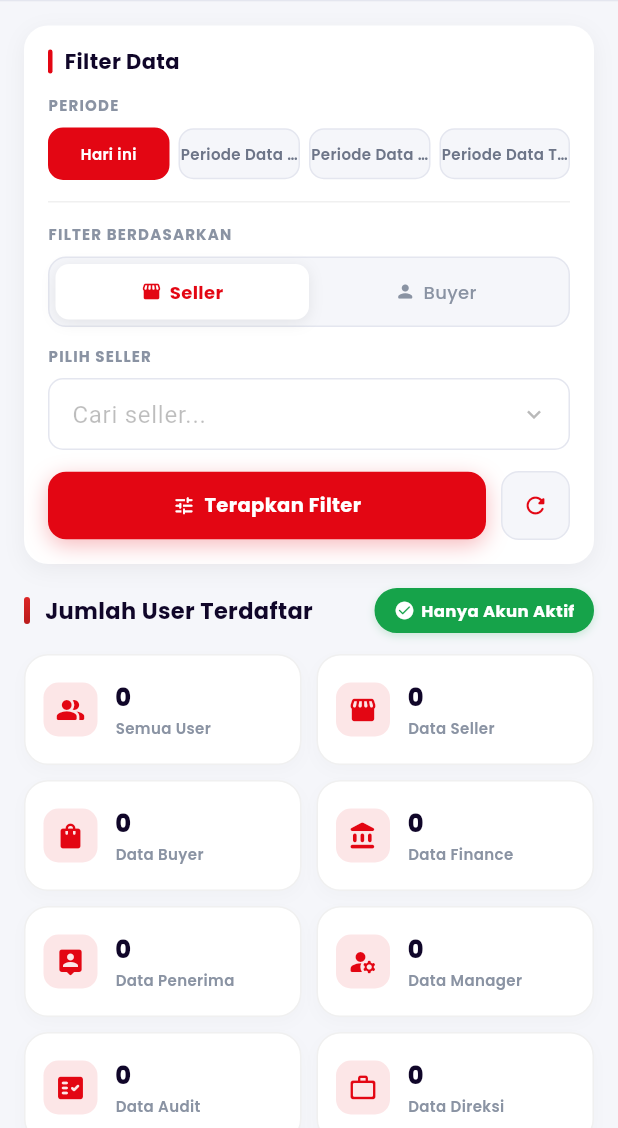
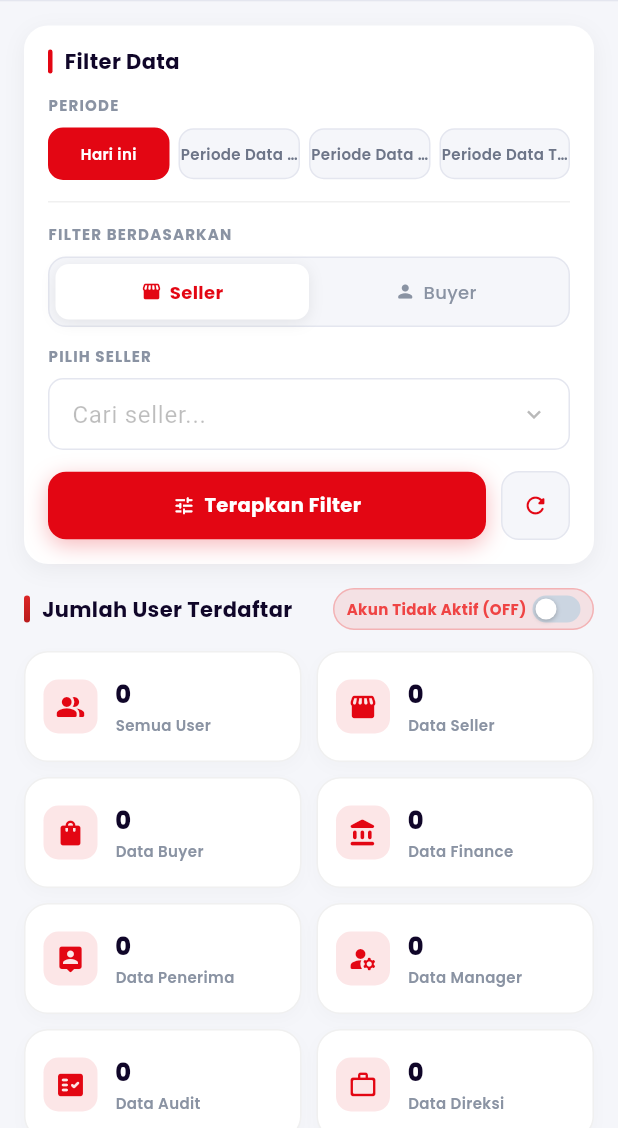
Before and after one commit to BayuFirmansyah00/M-Speed, a Flutter app: the HomeAdminView screen opened directly, on a phone screen of 412 x 824 dp, the part 108-1236 px from its top. Run offline on Flutter 3.47's test engine with Material 3 defaults, Android fonts, the phone set to English and light mode, and no system bars; drawn by our look-alikes of dropdown_search; our stand-ins replace auto_size_text, cached_network_image, carousel_slider, device_info_plus, dio, dotted_line and 32 more; missing offline and left inert: dynamic_height_grid_view, excel, flutter_downloader, flutter_pdfview, flutter_signature_pad, google_maps_flutter_android and 5 more; accounts and stored records are empty; network calls fail; statements that could not run were skipped.

Commit message:
update dashboard admin

```diff
--- a/lib/main.dart
+++ b/lib/main.dart
@@ -433,7 +433,6 @@ class MyApp extends StatelessWidget {
             ],
             child: MaterialApp(
               title: 'M-Speed',
-              restorationScopeId: 'root',
               localizationsDelegates: context.localizationDelegates,
               supportedLocales: context.supportedLocales,
               locale: context.locale,
--- a/lib/src/admin/home/view/home_admin_view.dart
+++ b/lib/src/admin/home/view/home_admin_view.dart
@@ -342,43 +342,82 @@ class _HomeSellerViewState extends BaseState<HomeAdminView> {
                     borderRadius: BorderRadius.circular(4),
                   ),
                 ),
-                const SizedBox(width: 10),
-                const Text(
-                  'Jumlah User Terdaftar',
-                  style: TextStyle(
-                    fontSize: 15,
-                    fontWeight: FontWeight.w700,
-                    color: Color(0xff100629),
-                  ),
-                ),
-                const Spacer(),
+                const SizedBox(width: 8),
+                const Expanded(
+                  child: Text(
+                    'Jumlah User Terdaftar',
+                    maxLines: 1,
+                    overflow: TextOverflow.ellipsis,
+                    style: TextStyle(
+                      fontSize: 14,
+                      fontWeight: FontWeight.w700,
+                      color: Color(0xff100629),
+                    ),
+                  ),
+                ),
+                const SizedBox(width: 6),
                 GestureDetector(
                   onTap: () {
-                    p.filterActiveOnly = !p.filterActiveOnly;
-                    p.fetchHome(withLoading: true);
+                    p.toggleFilterActiveOnly();
                   },
                   child: Container(
-                    padding: const EdgeInsets.symmetric(horizontal: 12, vertical: 6),
+                    padding: const EdgeInsets.symmetric(horizontal: 8, vertical: 4),
                     decoration: BoxDecoration(
-                      color: p.filterActiveOnly ? const Color(0xff16A34A) : Colors.white,
-                      border: Border.all(color: p.filterActiveOnly ? const Color(0xff16A34A) : const Color(0xffE2E8F0)),
+                      color: p.filterActiveOnly
+                          ? const Color(0xff16A34A).withValues(alpha: 0.12)
+                          : const Color(0xffEF4444).withValues(alpha: 0.12),
                       borderRadius: BorderRadius.circular(20),
-                      boxShadow: p.filterActiveOnly ? [BoxShadow(color: const Color(0xff16A34A).withOpacity(0.2), blurRadius: 4, offset: const Offset(0, 2))] : null,
+                      border: Border.all(
+                        color: p.filterActiveOnly
+                            ? const Color(0xff16A34A).withValues(alpha: 0.3)
+                            : const Color(0xffEF4444).withValues(alpha: 0.3),
+                      ),
                     ),
                     child: Row(
+                      mainAxisSize: MainAxisSize.min,
                       children: [
-                        Icon(
-                          p.filterActiveOnly ? Icons.check_circle_rounded : Icons.radio_button_unchecked_rounded,
-                          size: 14,
-                          color: p.filterActiveOnly ? Colors.white : const Color(0xff64748B),
+                        Text(
+                          p.filterActiveOnly ? 'Akun Aktif (ON)' : 'Akun Tidak Aktif (OFF)',
+                          style: TextStyle(
+                            fontSize: 10,
+                            fontWeight: FontWeight.w700,
+                            color: p.filterActiveOnly
+                                ? const Color(0xff16A34A)
+                                : const Color(0xffEF4444),
+                          ),
                         ),
                         const SizedBox(width: 4),
-                        Text(
-                          'Hanya Akun Aktif',
-                          style: TextStyle(
-                            fontSize: 11,
-                            fontWeight: FontWeight.w700,
-                            color: p.filterActiveOnly ? Colors.white : const Color(0xff64748B),
+                        AnimatedContainer(
+                          duration: const Duration(milliseconds: 200),
+                          width: 32,
+                          height: 18,
+                          padding: const EdgeInsets.all(2),
+                          decoration: BoxDecoration(
+                            borderRadius: BorderRadius.circular(10),
+                            color: p.filterActiveOnly
+                                ? const Color(0xff16A34A)
+                                : const Color(0xffCBD5E1),
+                          ),
+                          child: AnimatedAlign(
+                            duration: const Duration(milliseconds: 200),
+                            alignment: p.filterActiveOnly
+                                ? Alignment.centerRight
+                                : Alignment.centerLeft,
+                            child: Container(
+                              width: 14,
+                              height: 14,
+                              decoration: const BoxDecoration(
+                                shape: BoxShape.circle,
+                                color: Colors.white,
+                                boxShadow: [
+                                  BoxShadow(
+                                    color: Colors.black26,
+                                    blurRadius: 2,
+                                    offset: Offset(0, 1),
+                                  ),
+                                ],
+                              ),
+                            ),
                           ),
                         ),
                       ],
@@ -398,42 +437,42 @@ class _HomeSellerViewState extends BaseState<HomeAdminView> {
               children: [
                 headerInfoItemCompact(
                   icon: Icons.people_alt_rounded,
-                  title: model?.totalUser?.toString() ?? '0',
+                  title: model?.getTotalUser(p.filterActiveOnly).toString() ?? '0',
                   subtitle: 'Semua User',
                 ),
                 headerInfoItemCompact(
                   icon: Icons.storefront_rounded,
-                  title: model?.totalSeller?.toString() ?? '0',
+                  title: model?.getTotalSeller(p.filterActiveOnly).toString() ?? '0',
                   subtitle: 'Data Seller',
                 ),
                 headerInfoItemCompact(
                   icon: Icons.shopping_bag_rounded,
-                  title: model?.totalBuyer?.toString() ?? '0',
+                  title: model?.getTotalBuyer(p.filterActiveOnly).toString() ?? '0',
                   subtitle: 'Data Buyer',
                 ),
                 headerInfoItemCompact(
                   icon: Icons.account_balance_rounded,
-                  title: model?.totalFinance?.toString() ?? '0',
+                  title: model?.getTotalFinance(p.filterActiveOnly).toString() ?? '0',
                   subtitle: 'Data Finance',
                 ),
                 headerInfoItemCompact(
                   icon: Icons.person_pin_rounded,
-                  title: model?.totalPenerima?.toString() ?? '0',
+                  title: model?.getTotalPenerima(p.filterActiveOnly).toString() ?? '0',
                   subtitle: 'Data Penerima',
                 ),
                 headerInfoItemCompact(
                   icon: Icons.manage_accounts_rounded,
-                  title: model?.totalManager?.toString() ?? '0',
+                  title: model?.getTotalManager(p.filterActiveOnly).toString() ?? '0',
                   subtitle: 'Data Manager',
                 ),
                 headerInfoItemCompact(
                   icon: Icons.fact_check_rounded,
-                  title: model?.totalAudit?.toString() ?? '0',
+                  title: model?.getTotalAudit(p.filterActiveOnly).toString() ?? '0',
                   subtitle: 'Data Audit',
                 ),
                 headerInfoItemCompact(
                   icon: Icons.work_outline_rounded,
-                  title: model?.totalDireksi?.toString() ?? '0',
+                  title: model?.getTotalDireksi(p.filterActiveOnly).toString() ?? '0',
                   subtitle: 'Data Direksi',
                 ),
               ],
--- a/lib/src/admin/user/model/seller_admin_model.dart
+++ b/lib/src/admin/user/model/seller_admin_model.dart
@@ -28,6 +28,8 @@ class SellerAdminData {
   String? cpPhone;
   String? kbli;
   int? completeness;
+  dynamic active;
+  String? status;
   SellerAdminCategory? category;
 
   SellerAdminData({
@@ -41,6 +43,8 @@ class SellerAdminData {
     this.cpPhone,
     this.kbli,
     this.completeness,
+    this.active,
+    this.status,
     this.category,
   });
 
@@ -55,6 +59,8 @@ class SellerAdminData {
     cpPhone = json['cp_phone']?.toString();
     kbli = json['kbli']?.toString();
     completeness = json['completeness'] != null ? int.tryParse(json['completeness'].toString()) : null;
+    active = json['active'] ?? json['is_active'] ?? json['status'];
+    status = json['status']?.toString();
     category = json['category'] != null ? SellerAdminCategory.fromJson(json['category']) : null;
   }
 
@@ -70,6 +76,8 @@ class SellerAdminData {
     data['cp_phone'] = cpPhone;
     data['kbli'] = kbli;
     data['completeness'] = completeness;
+    data['active'] = active;
+    data['status'] = status;
     if (category != null) {
       data['category'] = category!.toJson();
     }
@@ -127,6 +135,8 @@ class SellerAdminModelData {
   int? id;
   String? email;
   String? role;
+  dynamic active;
+  String? status;
   SellerAdminData? sellerData;
   SellerAdminAddress? sellerAddress;
   String? createdAt;
@@ -136,6 +146,8 @@ class SellerAdminModelData {
     this.id,
     this.email,
     this.role,
+    this.active,
+    this.status,
     this.sellerData,
     this.sellerAddress,
     this.createdAt,
@@ -146,6 +158,8 @@ class SellerAdminModelData {
     id = json['id'] != null ? int.tryParse(json['id'].toString()) : null;
     email = json['email']?.toString();
     role = json['role']?.toString();
+    active = json['active'] ?? json['is_active'] ?? json['status'] ?? json['seller_data']?['active'] ?? json['seller_data']?['status'];
+    status = json['status']?.toString() ?? json['seller_data']?['status']?.toString();
     sellerData = json['seller_data'] != null ? SellerAdminData.fromJson(json['seller_data']) : null;
     sellerAddress = json['seller_address'] != null ? SellerAdminAddress.fromJson(json['seller_address']) : null;
     createdAt = json['created_at']?.toString();
@@ -157,6 +171,8 @@ class SellerAdminModelData {
     data['id'] = id;
     data['email'] = email;
     data['role'] = role;
+    data['active'] = active;
+    data['status'] = status;
     if (sellerData != null) {
       data['seller_data'] = sellerData!.toJson();
     }
```
Also changed, not shown: lib/src/admin/home/model/home_admin_model.dart (+128 -65 lines), lib/src/admin/home/provider/admin_home_provider.dart (+115 -5 lines), lib/src/admin/user/provider/admin_user_provider.dart (+86 -2 lines), lib/src/admin/user/view/user_data_admin_view.dart (+73 -10 lines), lib/src/splash_view.dart (+19 -10 lines), 1 other file.
